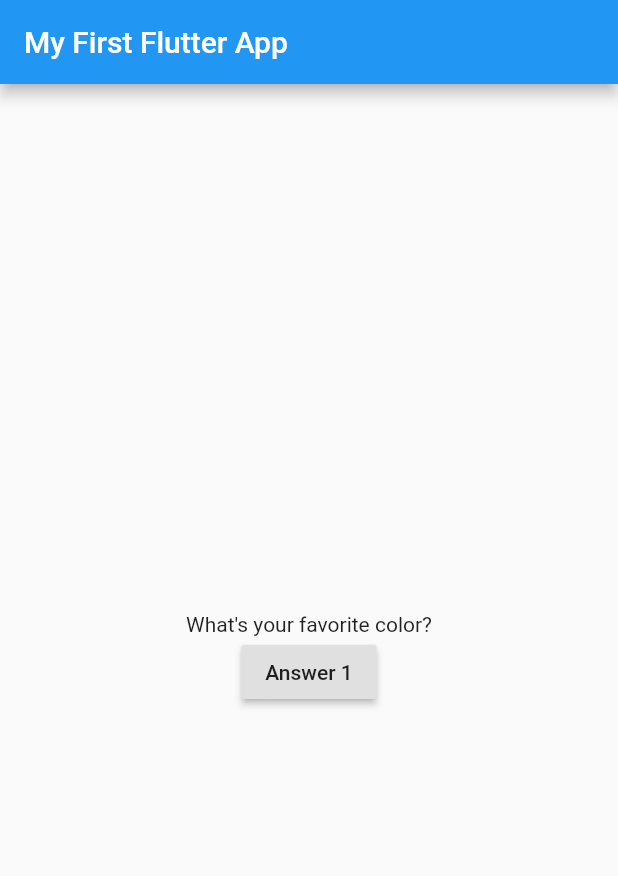
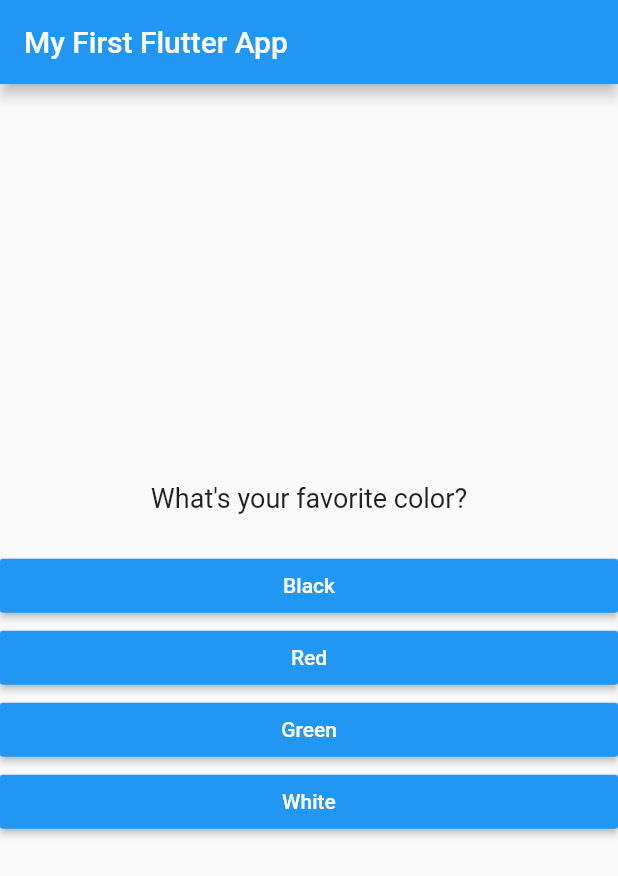
Before and after one commit to paulinhapenedo/academind-flutter-quiz-app, a Flutter app: the screen it shows after launch, on a phone screen of 412 x 824 dp. Shown: the top 876 px of the screen. Run offline on Flutter 3.47's test engine with Material 2 defaults, Android fonts, the phone set to English and light mode, and no system bars.

```diff
--- /dev/null
+++ b/lib/answer.dart
@@ -0,0 +1,21 @@
+import 'package:flutter/material.dart';
+
+class Answer extends StatelessWidget {
+  final Function selectHandler;
+  final String answerText;
+
+  Answer(this.selectHandler, this.answerText);
+
+  @override
+  Widget build(BuildContext context) {
+    return Container(
+      width: double.infinity,
+      child: RaisedButton(
+        textColor: Colors.white,
+        color: Colors.blue,
+        child: Text(answerText),
+        onPressed: selectHandler,
+      ),
+    );
+  }
+}
--- a/lib/main.dart
+++ b/lib/main.dart
@@ -1,4 +1,7 @@
 import 'package:flutter/material.dart';
+
+import './question.dart';
+import './answer.dart';
 
 void main() => runApp(MyApp());
 
@@ -15,45 +18,55 @@ class MyApp extends StatelessWidget {
   }
 }
 
-class MyHomePageState extends State<MyHomePage> {
-  var questionIndex = 0;
+class _MyHomePageState extends State<MyHomePage> {
+  var _questionIndex = 0;
+  static const questions = [
+    {
+      'question': 'What\'s your favorite color?',
+      'answers': ['Black', 'Red', 'Green', 'White']
+    },
+    {
+      'question': 'What\'s your favorite animal?',
+      'answers': ['Dog', 'Cat', 'Penguin', 'Owl']
+    },
+    {
+      'question': 'What\'s your favorite food?',
+      'answers': ['Pasta', 'Pizza', 'Ice Cream', 'Chocolate']
+    }
+  ];
 
-  void answerQuestion() {
+  void _answerQuestion() {
     setState(() {
-      questionIndex = questionIndex + 1;
+      _questionIndex = _questionIndex + 1;
     });
-    print(questionIndex);
+    print(_questionIndex);
   }
 
   Widget build(BuildContext context) {
-    var questions = [
-      'What\'s your favorite color?',
-      'What\'s your favorite animal?'
-    ];
-
     return Scaffold(
         appBar: AppBar(
           title: Text('My First Flutter App'),
         ),
         body: Center(
-        child: Column(
+          child: _questionIndex < questions.length
+              ? Column(
                   mainAxisAlignment: MainAxisAlignment.center,
                   children: <Widget>[
-            Text(questions[questionIndex]),
-            RaisedButton(
-              child: Text('Answer 1'),
-              onPressed: answerQuestion,
-            ),
+                    Question(questions[_questionIndex]['question']),
+                    ...(questions[_questionIndex]['answers'] as List<String>)
+                        .map((answer) {
+                      return Answer(_answerQuestion, answer);
+                    }).toList()
                   ],
-        ),
-      ),
-    );
+                )
+              : Text('You did it'),
+        ));
   }
 }
 
 class MyHomePage extends StatefulWidget {
   @override
   State<StatefulWidget> createState() {
-    return MyHomePageState();
+    return _MyHomePageState();
   }
 }
--- /dev/null
+++ b/lib/question.dart
@@ -0,0 +1,18 @@
+import 'package:flutter/material.dart';
+
+class Question extends StatelessWidget {
+  final String questionText;
+
+  Question(this.questionText);
+
+  @override
+  Widget build(BuildContext context) {
+    return Container(
+      margin: EdgeInsets.only(bottom: 24),
+      child: Text(
+        questionText,
+        style: TextStyle(fontSize: 18),
+      ),
+    );
+  }
+}
```
Lines whose indentation alone changed are shown as unchanged.
